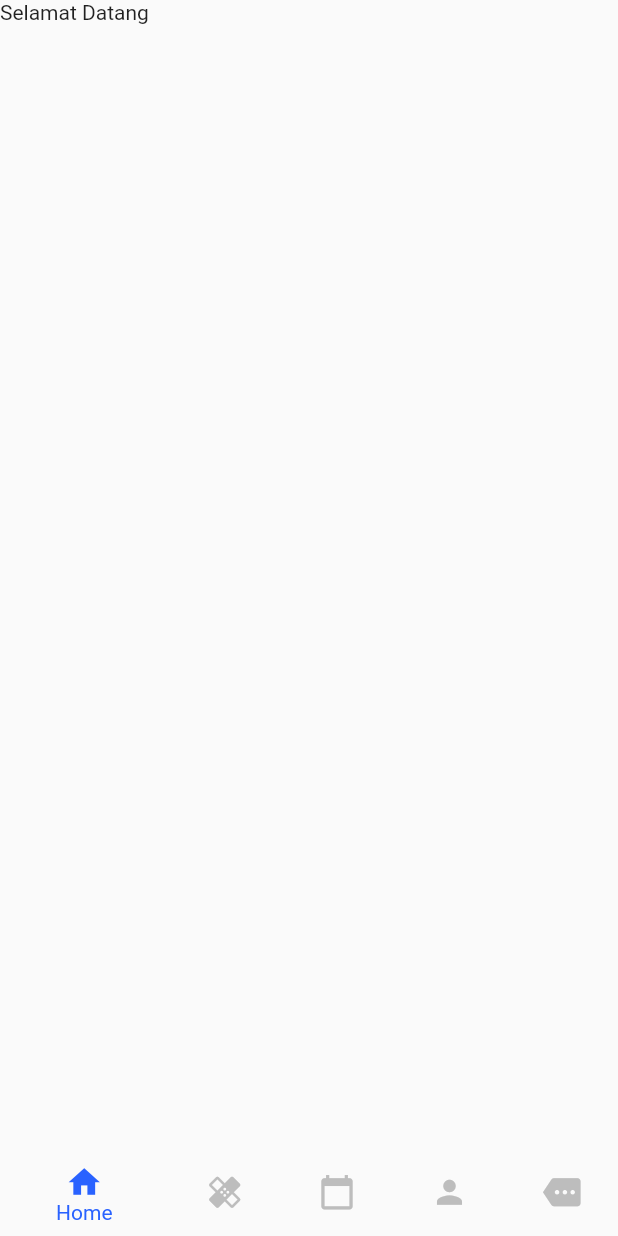
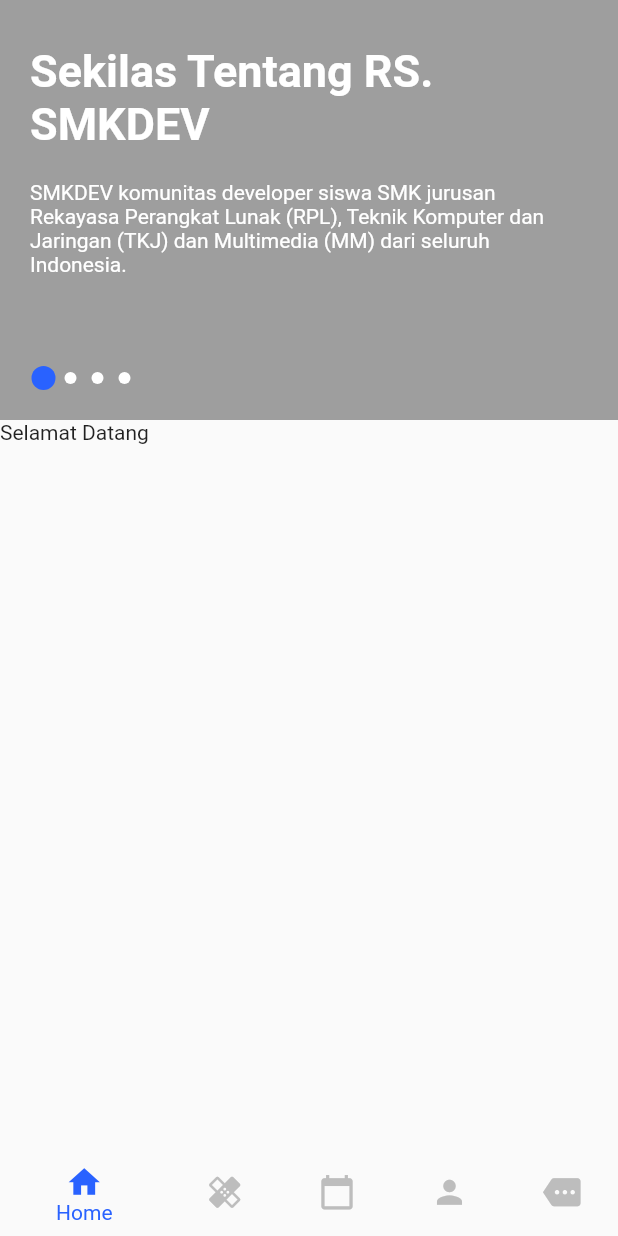
Before and after one commit to zanuarts/RS-TingkatAkhir, a Flutter app: the screen it shows after launch, on a phone screen of 412 x 824 dp. Run offline on Flutter 3.47's test engine with Material 2 defaults, Android fonts, the phone set to English and light mode, and no system bars; drawn by our look-alikes of carousel_pro.

Commit message:
Add carousel

```diff
--- a/lib/src/ui/pages/home/page_home_dashboard.dart
+++ b/lib/src/ui/pages/home/page_home_dashboard.dart
@@ -1,5 +1,7 @@
 import 'package:flutter/cupertino.dart';
 import 'package:flutter/material.dart';
+import 'package:carousel_pro/carousel_pro.dart';
+import 'package:smkdev/src/constants/constant.dart';
 
 class HomeDashboard extends StatefulWidget {
   @override
@@ -7,15 +9,75 @@
 }
 
 class _HomeDashboardState extends State<HomeDashboard> {
+  Widget imageCarousel = new Container(
+    height: 280,
+    child: new Carousel(
+      boxFit: BoxFit.cover,
+      images: [
+        Container(
+          decoration: BoxDecoration(
+            color: Colors.grey
+          ),
+          child: Column(
+            children: <Widget>[
+              Padding(
+                padding: EdgeInsets.fromLTRB(20, 30, 20, 10),
+                child: Text(
+                  "Sekilas Tentang RS. SMKDEV",
+                  style: TextStyle(
+                    color: Colors.white,
+                    fontSize: 30,
+                    fontWeight: FontWeight.bold
+                  ),
+                ),
+              ),
+              Padding(
+                padding: EdgeInsets.fromLTRB(20, 10, 20, 20),
+                child: Text(
+                  "SMKDEV komunitas developer siswa SMK jurusan Rekayasa Perangkat Lunak (RPL), Teknik Komputer dan Jaringan (TKJ) dan Multimedia (MM) dari seluruh Indonesia.",
+                  style: TextStyle(
+                    color: Colors.white,
+                    fontSize: 14,
+                  ),
+                ),
+              ),
+            ],
+          )
+        ),
+        Container(
+          decoration: BoxDecoration(
+            color: Colors.red
+          )
+        ),
+        Container(
+          decoration: BoxDecoration(
+            color: Colors.grey
+          )
+        ),
+        Container(
+          decoration: BoxDecoration(
+            color: Colors.grey
+          )
+        ),
+      ],
+      autoplay: true,
+      animationCurve: Curves.fastOutSlowIn,
+      animationDuration: Duration(milliseconds: 1000),
+      dotBgColor: Colors.transparent,
+      dotPosition: DotPosition.bottomLeft,
+      dotIncreasedColor: colorPrimary,
+      dotSpacing: 18,
+    ),
+  );
+
   @override
   Widget build(BuildContext context) {
     return Scaffold(
-      body: SingleChildScrollView(
-        child: Column(
-          children: <Widget>[
-            Text("Selamat Datang")
-          ]
-        ),
+      body: ListView(
+        children: <Widget>[
+          imageCarousel,
+          Text("Selamat Datang")
+        ]
       ),
     );
   }
--- a/pubspec.yaml
+++ b/pubspec.yaml
@@ -23,6 +23,7 @@
 dependencies:
   flutter:
     sdk: flutter
+  carousel_pro: ^1.0.0
 
 
   # The following adds the Cupertino Icons font to your application.
```
Also changed, not shown: pubspec.lock.
